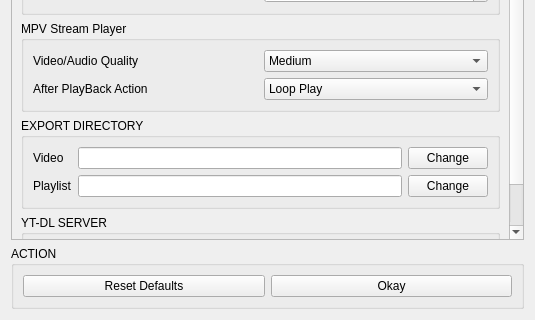
Qt form src/youtube_settings.ui (rishabh3354/YOUTUBE-DL-PRO) before a commit; both pictures show x 0 to 535 and y 231 to 551 of the 535 by 551 pixel window.
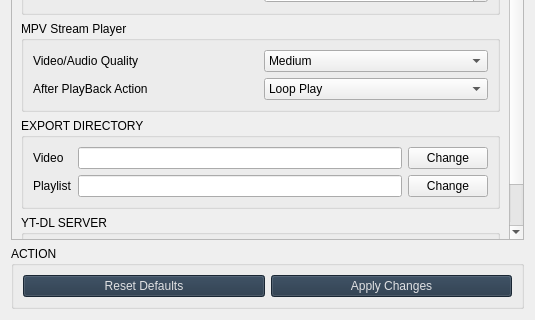
The same form after that commit. Icons and pictures are not drawn.

```diff
--- a/src/youtube_settings.ui
+++ b/src/youtube_settings.ui
@@ -475,8 +475,16 @@
        <layout class="QGridLayout" name="gridLayout_27">
         <item row="0" column="1">
          <widget class="QPushButton" name="close">
+          <property name="styleSheet">
+           <string notr="true">QPushButton{
+  background-color: #233547;
+  color: #E0E1E3;
+}
+
+QPushButton:hover {background-color: #314a62;}</string>
+          </property>
           <property name="text">
-           <string>Okay</string>
+           <string>Apply Changes</string>
           </property>
           <property name="icon">
            <iconset resource="resource.qrc">
@@ -492,6 +500,14 @@
         </item>
         <item row="0" column="0">
          <widget class="QPushButton" name="reset_default">
+          <property name="styleSheet">
+           <string notr="true">QPushButton{
+  background-color: #233547;
+  color: #E0E1E3;
+}
+
+QPushButton:hover {background-color: #314a62;}</string>
+          </property>
           <property name="text">
            <string>Reset Defaults</string>
           </property>
```
